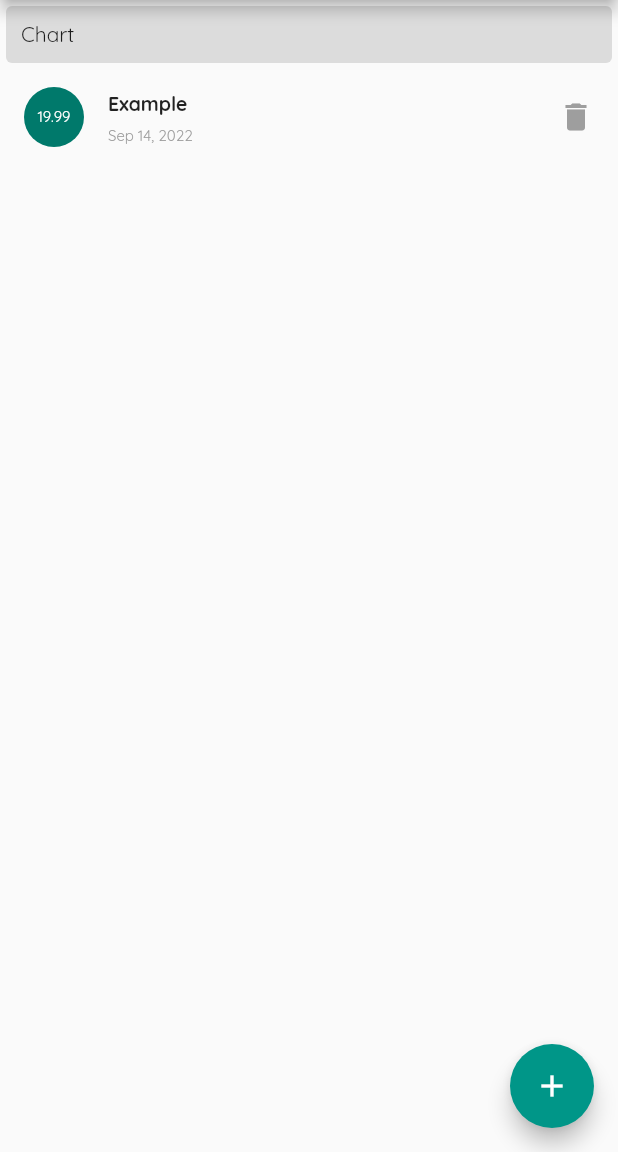
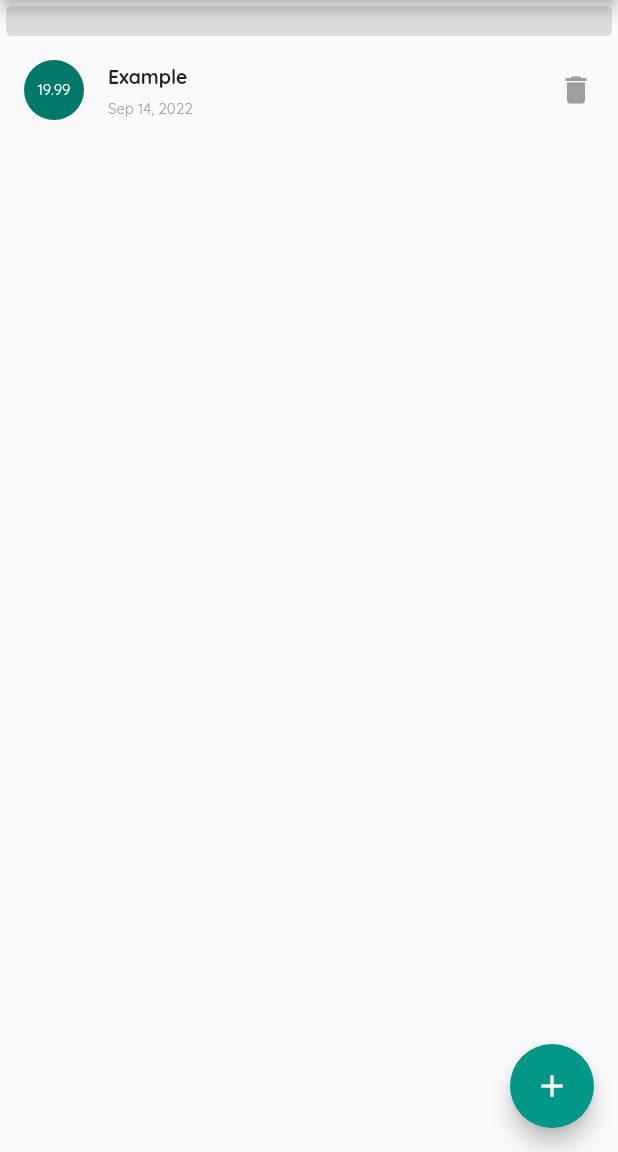
Before and after one commit to will-souza/expensesapp, a Flutter app: the screen it shows after launch, on a phone screen of 412 x 824 dp, the part 84-1236 px from its top. Run offline on Flutter 3.47's test engine with Material 2 defaults, Android fonts, the phone set to English and light mode, and no system bars.

Commit message:
chart widget

```diff
--- a/lib/main.dart
+++ b/lib/main.dart
@@ -1,3 +1,4 @@
+import 'package:expensesapp/widgets/chart.dart';
 import 'package:flutter/material.dart';
 import 'package:uuid/uuid.dart';
 
@@ -87,18 +88,8 @@ class _MyHomePageState extends State<MyHomePage> {
           // mainAxisAlignment: MainAxisAlignment.start,
           crossAxisAlignment: CrossAxisAlignment.stretch,
           children: <Widget>[
-            const SizedBox(
-              width: double.infinity,
-              child: Card(
-                color: Colors.black12,
-                elevation: 0,
-                child: Padding(
-                  padding: EdgeInsets.all(10),
-                  child: Text('Chart'),
-                ),
-              ),
-            ),
-            TransactionList(_userTransactions)
+            const Chart(),
+            TransactionList(_userTransactions),
           ],
         ),
       ),
--- /dev/null
+++ b/lib/widgets/chart.dart
@@ -0,0 +1,28 @@
+import 'package:flutter/material.dart';
+
+class Chart extends StatelessWidget {
+  const Chart({super.key});
+
+  @override
+  Widget build(BuildContext context) {
+    return Column(
+      // mainAxisAlignment: MainAxisAlignment.start,
+      crossAxisAlignment: CrossAxisAlignment.stretch,
+      children: <Widget>[
+        SizedBox(
+          width: double.infinity,
+          child: Card(
+            color: Colors.black12,
+            elevation: 0,
+            child: Padding(
+              padding: const EdgeInsets.all(10),
+              child: Row(
+                children: const [],
+              ),
+            ),
+          ),
+        )
+      ],
+    );
+  }
+}
```
